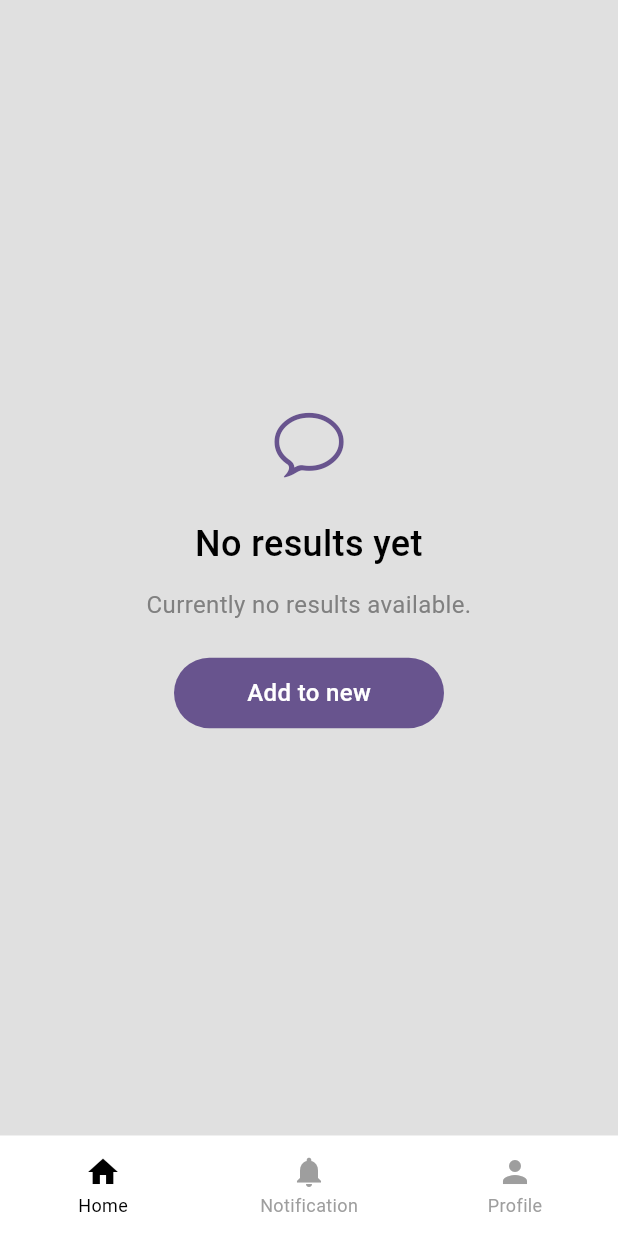
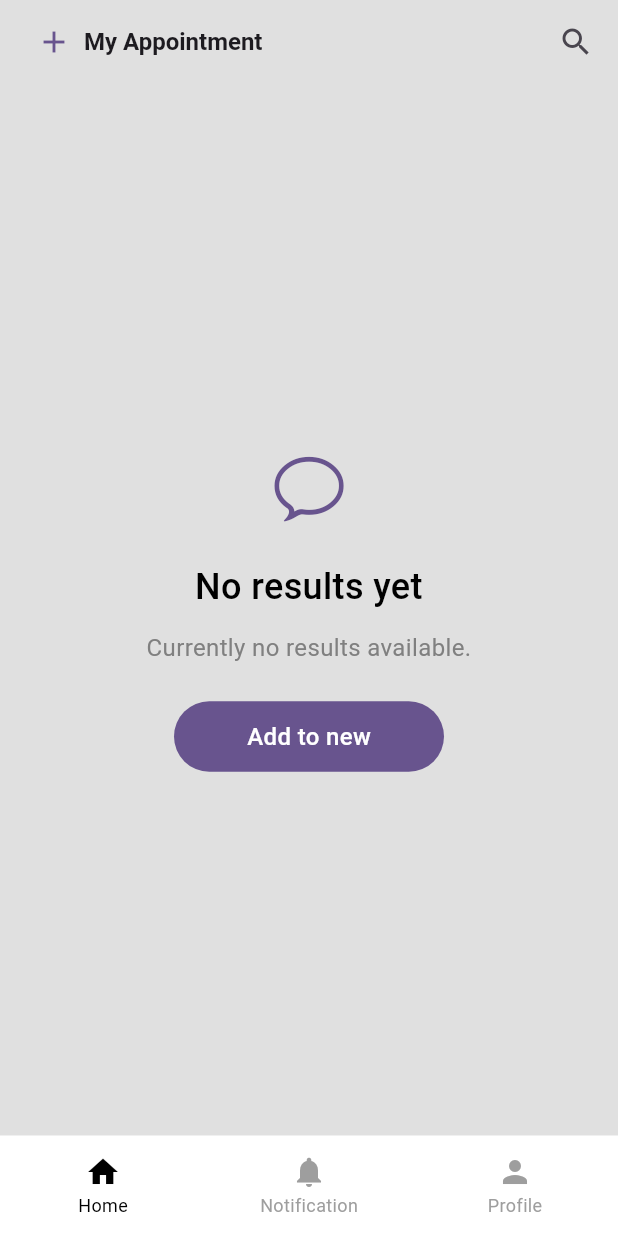
Before and after one commit to Mohiuddin655-YMR/flutter_androssy, a Flutter app: the screen it shows after launch, on a phone screen of 412 x 824 dp. Run offline on Flutter 3.47's test engine with Material 2 defaults, Android fonts, the phone set to English and light mode, and no system bars; our stand-ins replace badges, cached_network_image, flutter_svg.

Commit message:
v0.1.8-alpha3

```diff
--- a/example/lib/main.dart
+++ b/example/lib/main.dart
@@ -12,6 +12,7 @@ class Application extends StatelessWidget {
   @override
   Widget build(BuildContext context) {
     return MaterialApp(
+      debugShowCheckedModeBanner: false,
       title: 'Flutter Androssy',
       theme: ThemeData(
         colorScheme: ColorScheme.fromSeed(seedColor: Colors.deepPurple),
@@ -66,7 +67,37 @@ class _ExampleState extends State<Example> {
           ),
         ],
         builder: (context, index) {
-          return NullableView(
+          return LinearLayout(
+            children: [
+              ToolbarView(
+                titleSpacing: 8,
+                paddingHorizontal: 16,
+                paddingStart: 24,
+                elevation: 2,
+                titleCustom: const TextView(
+                  text: "My Appointment",
+                  textSize: 16,
+                  textFontWeight: FontWeight.w600,
+                  marginBottom: 2,
+                ),
+                leading: IconView(
+                  icon: Icons.add,
+                  tint: context.primaryColor,
+                ),
+                leadingSize: 24,
+                actions: const [
+                  IconView(
+                    icon: Icons.search,
+                    size: 24,
+                  ),
+                ],
+              ),
+              LinearLayout(
+                flex: 1,
+                gravity: Alignment.center,
+                children: [
+                  NullableView(
+                    flex: 1,
                     icon: CupertinoIcons.conversation_bubble,
                     iconTint: context.primaryColor,
                     header: "No results yet",
@@ -74,6 +105,10 @@ class _ExampleState extends State<Example> {
                     buttonText: "Add to new",
                     buttonVisible: true,
                     onButtonClick: (context) {},
+                  ),
+                ],
+              ),
+            ],
           );
         },
       ),
--- a/lib/views/edit_text.dart
+++ b/lib/views/edit_text.dart
@@ -279,7 +279,6 @@ class EditText<T extends EditTextController> extends TextView<T> {
     );
     return GestureDetector(
       onTap: () => controller.showKeyboard(context),
-      child: AbsorbPointer(
       child: Column(
         children: [
           Container(
@@ -395,7 +394,6 @@ class EditText<T extends EditTextController> extends TextView<T> {
             ),
           ),
         ],
-        ),
       ),
     );
   }
--- a/lib/views/material_edit_text.dart
+++ b/lib/views/material_edit_text.dart
@@ -133,8 +133,7 @@ class MaterialEditText extends YMRView<MaterialEditTextController> {
           ),
         ),
         GestureDetector(
-          onTap: () => controller._requestFocus,
-          child: AbsorbPointer(
+          onTap: () => controller.showKeyboard(context),
           child: Column(
             children: [
               Container(
@@ -234,7 +233,6 @@ class MaterialEditText extends YMRView<MaterialEditTextController> {
                 ),
               ),
             ],
-            ),
           ),
         ),
         SizedBox(
@@ -378,7 +376,7 @@ class MaterialEditTextController extends ViewController {
 
   dynamic get iEnd => drawableEnd?.drawable(isFocused);
 
-  void get _requestFocus async {
+  void showKeyboard(BuildContext context) async {
     if (_node.hasFocus) {
       _node.unfocus();
       await Future.delayed(const Duration(milliseconds: 100)).then((value) {
@@ -388,6 +386,8 @@ class MaterialEditTextController extends ViewController {
       FocusScope.of(context).requestFocus(_node);
     }
   }
+
+  void hideKeyboard(BuildContext context) => FocusScope.of(context).unfocus();
 
   void _handleFocusChange() {
     if (_node.hasFocus != _focused) {
--- a/lib/views/nullable_view.dart
+++ b/lib/views/nullable_view.dart
@@ -278,12 +278,6 @@ class NullableViewController extends ViewController {
   bool get buttonVisible => (buttonText ?? "").isNotEmpty && _buttonVisible;
 
   @override
-  double get width => super.width ?? double.infinity;
-
-  @override
-  double get height => super.height ?? double.infinity;
-
-  @override
   double get paddingHorizontal => super.paddingHorizontal ?? 24;
 
   @override
--- a/lib/views/toolbar_view.dart
+++ b/lib/views/toolbar_view.dart
@@ -196,6 +196,7 @@ class ToolbarView extends YMRView<ToolbarViewController> {
               ],
             ),
       leadingWidth: controller.leadingSize,
+      systemOverlayStyle: controller.statusBarStyle,
       title: controller.titleCustom != null
           ? Column(
               crossAxisAlignment: CrossAxisAlignment.center,
@@ -220,7 +221,7 @@ class ToolbarViewController extends ViewController {
   Color? elevationColor;
   IconThemeData? iconTheme;
 
-  bool get isElevated => elevation > 0 && elevationColor != null;
+  bool get isElevated => elevation > 0;
 
   ///LEADING
   Widget? leading;
@@ -237,7 +238,7 @@ class ToolbarViewController extends ViewController {
   Brightness statusBarBrightness = Brightness.dark;
   Brightness? _statusBarIconBrightness;
 
-  Color? get statusBarColor => _statusBarColor ?? background;
+  Color? get statusBarColor => _statusBarColor ?? Colors.transparent;
 
   set statusBarColor(Color? value) => _statusBarColor = value;
 
--- a/lib/views/view.dart
+++ b/lib/views/view.dart
@@ -1196,11 +1196,11 @@ class ViewController {
     return this;
   }
 
-  late BuildContext context;
+  BuildContext? context;
 
   ViewRoots roots = const ViewRoots();
 
-  ThemeData get theme => Theme.of(context);
+  ThemeData get theme => context != null ? Theme.of(context!) : ThemeData();
 
   bool expandable = false;
   bool scrollable = false;
```
Lines whose indentation alone changed are shown as unchanged.
